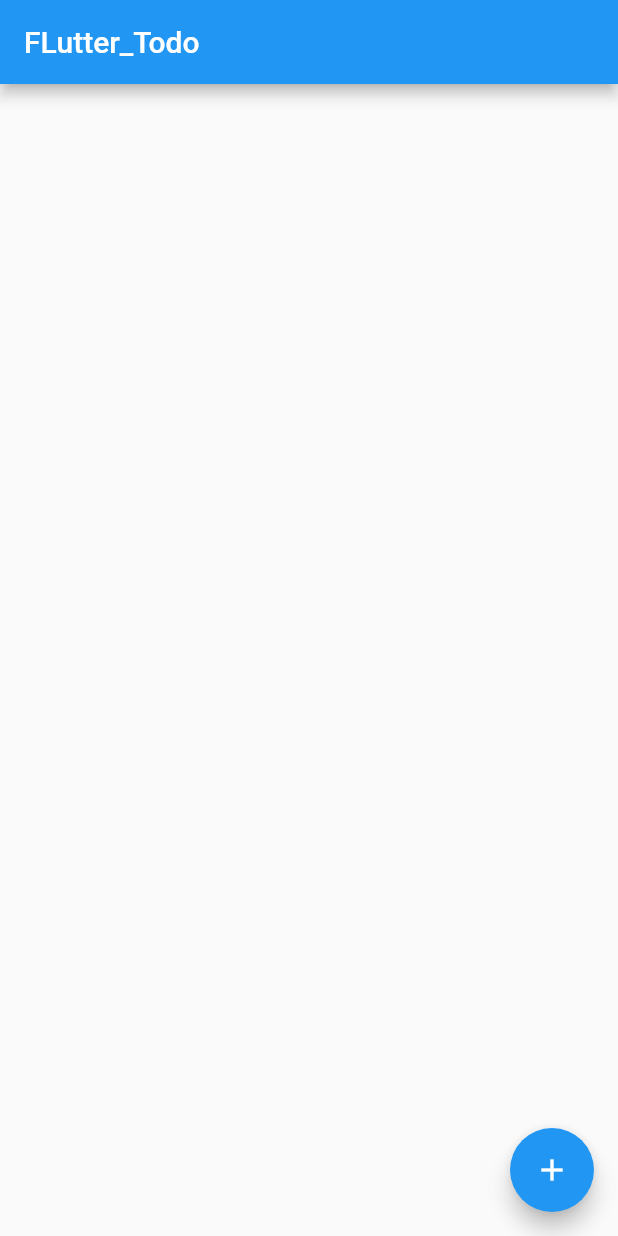
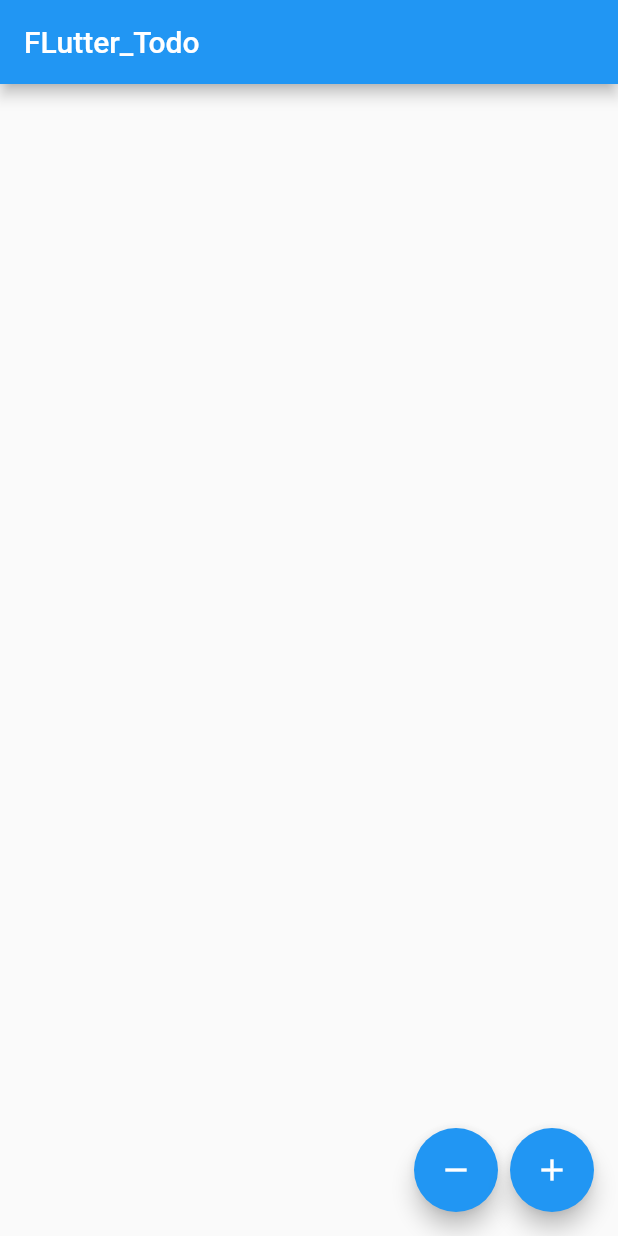
Before and after one commit to uzairleo/Flutter_Todo-simpleApproach-, a Flutter app: the screen it shows after launch, on a phone screen of 412 x 824 dp. Run offline on Flutter 3.47's test engine with Material 2 defaults, Android fonts, the phone set to English and light mode, and no system bars.

Commit message:
add simple remove function that will remove the item of type string from the list

```diff
--- a/lib/main.dart
+++ b/lib/main.dart
@@ -1,7 +1,6 @@
 import 'package:flutter/material.dart';
 
-void main()
-{
+void main() {
   runApp(new FlutterTodo());
 }
 
@@ -22,16 +21,68 @@ class TodoBody extends StatefulWidget {
 }
 
 class _TodoBodyState extends State<TodoBody> {
+  //so this is the list which is the main thind in todo list each of our item todo item is stored here in the list if we want to add more we
+  //add more to this list or wanna to remove then we are going to remove our items from this list
+  List<String> todoList = [];
+  int index;
   @override
   Widget build(BuildContext context) {
     return Scaffold(
-      appBar: AppBar(
-        title:Text("FLutter_Todo"),
-         ),
-         body: null,
-         floatingActionButton: FloatingActionButton(
-           onPressed: null,
-           child: Icon(Icons.add),),
+        appBar: AppBar(
+          title: Text("FLutter_Todo"),
+        ),
+        body: buildTodoBody(),
+        floatingActionButton:
+            Row(mainAxisAlignment: MainAxisAlignment.end, children: <Widget>[
+          Padding(
+            padding: const EdgeInsets.only(right:8.0),
+            child: FloatingActionButton(
+              onPressed: (){
+                removeTodoList(index);
+              },
+              child: Icon(Icons.remove),
+              tooltip: "Remove item",
+            ),
+          ),
+
+          FloatingActionButton(
+            onPressed: addTodoList,
+            child: Icon(Icons.add),
+            tooltip: "add item",
+          ),
+        ]));
+  }
+
+  Widget buildTodoBody() {
+    return ListView.builder(
+        // itemCount: 2,
+        itemBuilder: (context, index) {
+      if (index < todoList.length) {
+        return buildListTile(todoList[index],index);
+      }
+    });
+  }
+
+  Widget buildListTile(String title,int index) {
+    this.index=index;
+    return ListTile(
+      title: Text(title),
+      onTap: (){
+        removeTodoList(index);
+      },
     );
   }
+
+  void addTodoList() {
+    setState(() {
+      int index = todoList.length;
+      todoList.add("uzairleoTodo" + index.toString());
+    });
+  }
+  void removeTodoList(int index)
+  {
+    setState((){
+      todoList.removeAt(index);
+    });
+  }
 }
```
